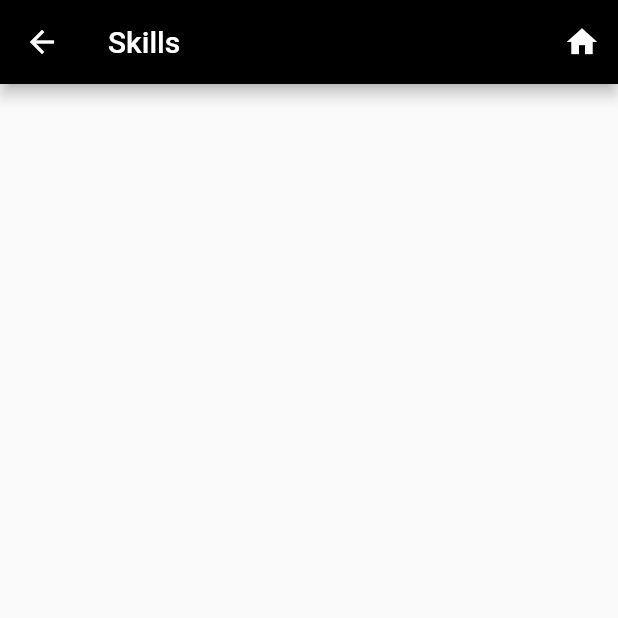
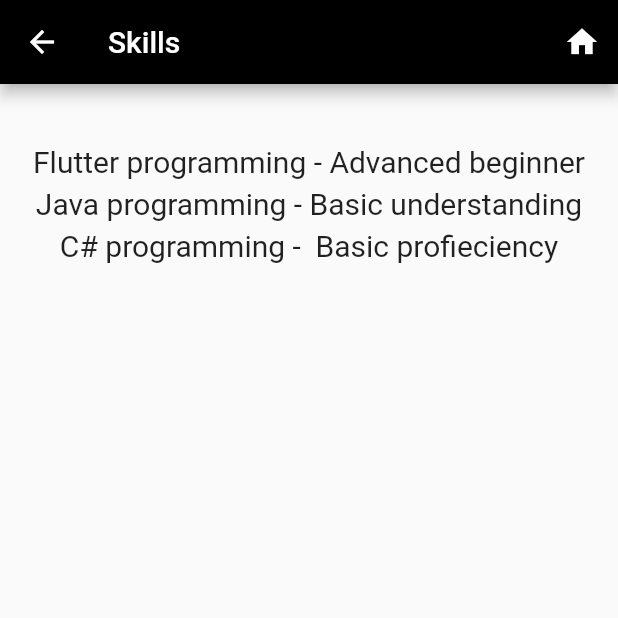
Before and after one commit to tlholo-kvs/my_cv_as_an_app, a Flutter app: the SkillsPage screen opened by its route, on a phone screen of 412 x 824 dp, the top half of it. Run offline on Flutter 3.47's test engine with Material 2 defaults, Android fonts, the phone set to English and light mode, and no system bars.

Commit message:
Added a body to the skills page

```diff
--- a/lib/pages/skills.dart
+++ b/lib/pages/skills.dart
@@ -20,6 +20,38 @@ class SkillsPage extends StatelessWidget {
         ],
         backgroundColor: Colors.black,
       ),
+      body: Center(
+        child: Column(
+          children: const [
+            SizedBox(
+              height: 40,
+            ),
+            Text(
+              'Flutter programming - Advanced beginner',
+              style: TextStyle(fontSize: 20, fontWeight: FontWeight.w400),
+            ),
+            SizedBox(
+              height: 5,
+            ),
+            Text(
+              'Java programming - Basic understanding',
+              style: TextStyle(fontSize: 20, fontWeight: FontWeight.w400),
+            ),
+            SizedBox(
+              height: 5,
+            ),
+            Text(
+              'C# programming -  Basic profieciency',
+              style: TextStyle(fontSize: 20, fontWeight: FontWeight.w400),
+            ),
+            SizedBox(
+              height: 5,
+            ),
+            Text(''),
+            Text(''),
+          ],
+        ),
+      ),
     );
   }
 }
--- a/lib/pages/work_experience.dart
+++ b/lib/pages/work_experience.dart
@@ -20,6 +20,10 @@ class ExperiencePage extends StatelessWidget {
         ],
         backgroundColor: Colors.black,
       ),
+      body: const Center(
+        child: Text('None',
+            style: TextStyle(fontSize: 35, fontWeight: FontWeight.w500)),
+      ),
     );
   }
 }
```
